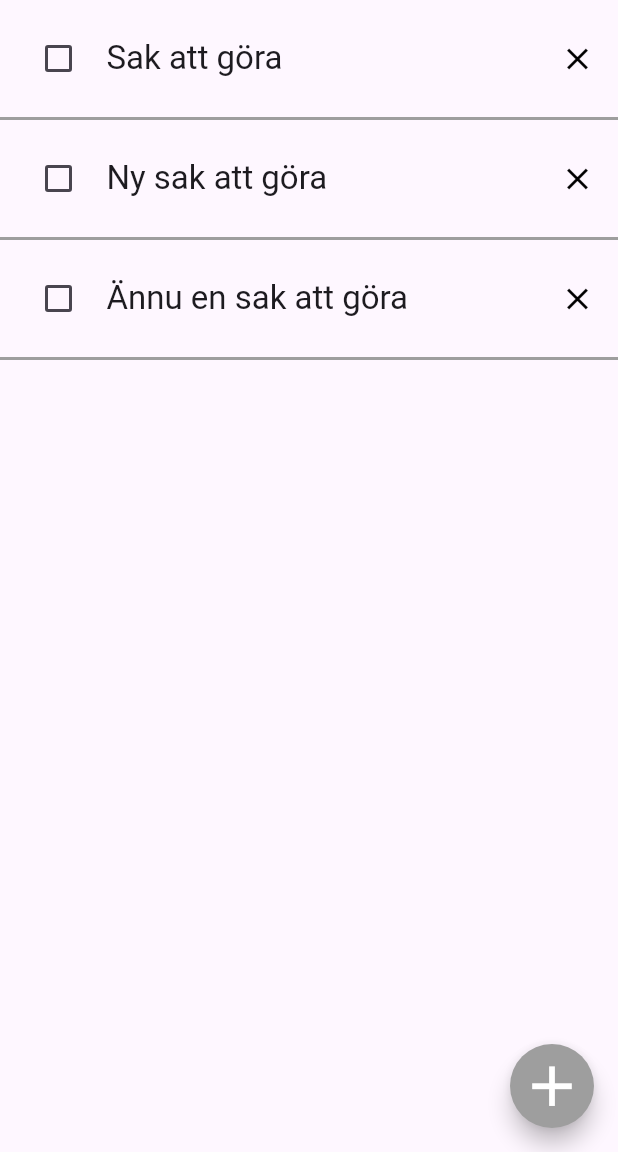
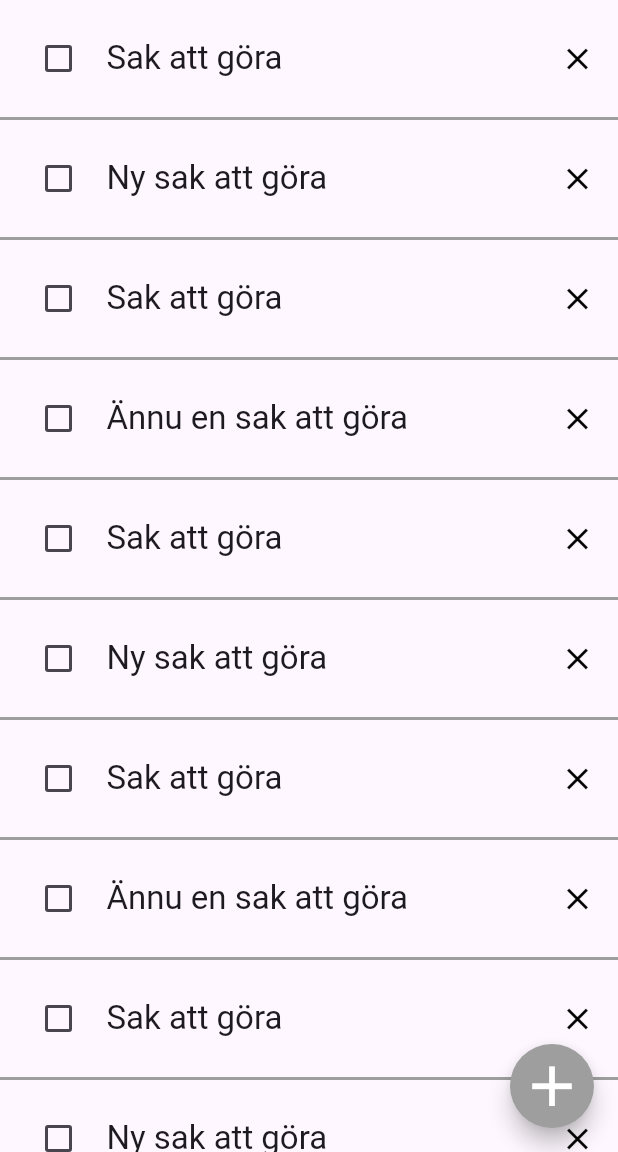
Before and after one commit to gu-tig333-ht25/gusbromaap, a Flutter app: the screen it shows after launch, on a phone screen of 412 x 824 dp, the part 84-1236 px from its top. Run offline on Flutter 3.47's test engine with Material 3 defaults, Android fonts, the phone set to English and light mode, and no system bars.

Commit message:
Skapa klass ToDo, lista av todos, och ListView av todos _item

```diff
--- a/lib/main.dart
+++ b/lib/main.dart
@@ -24,12 +24,32 @@ class MyApp extends StatelessWidget {
   }
 }
 
+class ToDo {
+  final String text;
+  ToDo(this.text);
+}
+
 class HomePage extends StatelessWidget {
   // "Hemsidan"
   const HomePage({super.key});
 
   @override
   Widget build(BuildContext context) {
+    List<ToDo> todos = [
+      ToDo('Sak att göra'),
+      ToDo("Ny sak att göra"),
+      ToDo('Sak att göra'),
+      ToDo("Ännu en sak att göra"),
+      ToDo('Sak att göra'),
+      ToDo("Ny sak att göra"),
+      ToDo('Sak att göra'),
+      ToDo("Ännu en sak att göra"),
+      ToDo('Sak att göra'),
+      ToDo("Ny sak att göra"),
+      ToDo('Sak att göra'),
+      ToDo("Ännu en sak att göra"),
+    ];
+
     return Scaffold(
       appBar: AppBar(
         title: Text('TIG333 TODO'),
@@ -46,12 +66,8 @@ class HomePage extends StatelessWidget {
         ],
       ),
       body: Center(
-        child: Column(
-          children: [
-            _item(context, 'Sak att göra'),
-            _item(context, "Ny sak att göra"),
-            _item(context, "Ännu en sak att göra"),
-          ],
+        child: ListView(
+          children: todos.map((todo) => _item(context, todo.text)).toList(),
         ),
       ),
       floatingActionButton: FloatingActionButton(
@@ -149,7 +165,7 @@ class AddToDoItem extends StatelessWidget {
   }
 }
 
-Widget _item(BuildContext context, String todo) {
+Widget _item(BuildContext context, String text) {
   // Retunerar todo-box
   return Container(
     padding: EdgeInsets.all(15),
@@ -160,7 +176,7 @@ Widget _item(BuildContext context, String todo) {
       children: [
         Checkbox(value: false, onChanged: (_) {}),
         SizedBox(width: 8), // Mellanrum mellan checkbox och text
-        Text(todo, style: Theme.of(context).textTheme.titleLarge),
+        Text(text, style: Theme.of(context).textTheme.titleLarge),
         Spacer(), // tar upp all plats mellan texten och ikonen
         Icon(Icons.close, color: Colors.black),
       ],
```
